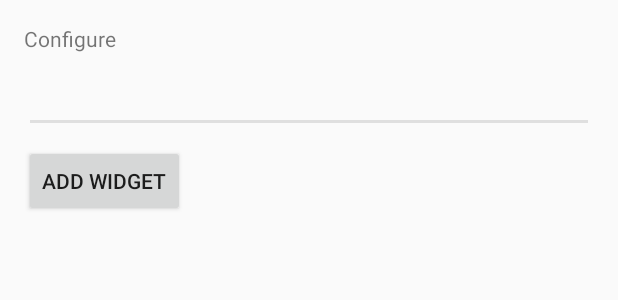
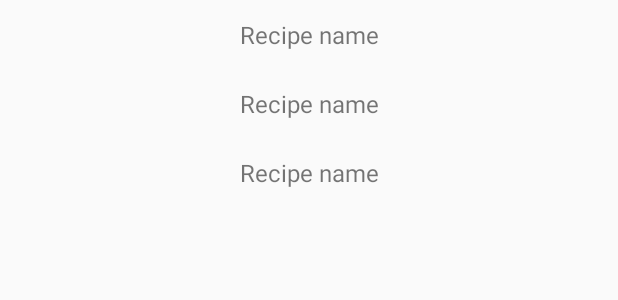
Before and after one commit to lukeforit/nano-baking, an Android app: the layout recipe_widget_configure.xml on its own in the app's theme, with its tools: preview values and no code run, on a phone screen of 412 x 824 dp. Shown: the top 300 px of the screen. Run offline under Robolectric (Android 15) with nearby library versions, the phone set to English and light mode, and no system bars.

Commit message:
Widget - configure activity

```diff
--- a/app/src/main/AndroidManifest.xml
+++ b/app/src/main/AndroidManifest.xml
@@ -64,7 +64,7 @@
         <activity
             android:name=".recipes.widget.RecipeWidgetConfigureActivity"
             android:excludeFromRecents="true"
-            android:theme="@android:style/Theme.Dialog">
+            android:theme="@style/Theme.AppCompat.Dialog">
             <intent-filter>
                 <action android:name="android.appwidget.action.APPWIDGET_CONFIGURE" />
             </intent-filter>
--- a/app/src/main/java/com/rabbit/green/baking/app/di/ActivityContributorModule.java
+++ b/app/src/main/java/com/rabbit/green/baking/app/di/ActivityContributorModule.java
@@ -3,6 +3,7 @@ package com.rabbit.green.baking.app.di;
 import com.rabbit.green.baking.app.recipes.selection.SelectRecipeActivity;
 import com.rabbit.green.baking.app.recipes.steps.StepsActivity;
 import com.rabbit.green.baking.app.recipes.steps.single.SingleStepActivity;
+import com.rabbit.green.baking.app.recipes.widget.RecipeWidgetConfigureActivity;
 
 import dagger.Module;
 import dagger.android.ContributesAndroidInjector;
@@ -18,4 +19,7 @@ public abstract class ActivityContributorModule {
 
     @ContributesAndroidInjector
     abstract SingleStepActivity contributeSingleStepActivity();
+
+    @ContributesAndroidInjector
+    abstract RecipeWidgetConfigureActivity contributeRecipeWidgetConfigureActivity();
 }
--- a/app/src/main/java/com/rabbit/green/baking/app/recipes/widget/RecipeWidget.java
+++ b/app/src/main/java/com/rabbit/green/baking/app/recipes/widget/RecipeWidget.java
@@ -15,11 +15,14 @@ public class RecipeWidget extends AppWidgetProvider {
     static void updateAppWidget(Context context, AppWidgetManager appWidgetManager,
                                 int appWidgetId) {
 
+//        RecipeIngredientsIntentService.startActionFetchIngredients(context,
+//                RecipeWidgetConfigureActivity.loadRecipeIdPref(context, appWidgetId));
+
         CharSequence widgetText = context.getString(R.string.appwidget_text);
         // Construct the RemoteViews object
         RemoteViews views = new RemoteViews(context.getPackageName(), R.layout.recipe_widget);
         views.setTextViewText(R.id.appwidget_text, widgetText);
-//        views.setOnClickPendingIntent();
+
 
         // Instruct the widget manager to update the widget
         appWidgetManager.updateAppWidget(appWidgetId, views);
--- /dev/null
+++ b/app/src/main/res/layout/item_recipe_configure.xml
@@ -0,0 +1,29 @@
+<?xml version="1.0" encoding="utf-8"?>
+<layout xmlns:android="http://schemas.android.com/apk/res/android"
+    xmlns:app="http://schemas.android.com/apk/res-auto"
+    xmlns:tools="http://schemas.android.com/tools">
+
+    <data>
+
+        <variable
+            name="item"
+            type="com.rabbit.green.baking.app.data.model.Recipe" />
+    </data>
+
+    <android.support.constraint.ConstraintLayout
+        android:layout_width="match_parent"
+        android:layout_height="wrap_content"
+        android:padding="@dimen/size_small">
+
+        <TextView
+            android:id="@+id/step_desc_tv"
+            style="@style/TextView.Common"
+            android:layout_width="wrap_content"
+            android:layout_height="wrap_content"
+            android:text="@{item.name}"
+            app:layout_constraintEnd_toEndOf="parent"
+            app:layout_constraintStart_toStartOf="parent"
+            app:layout_constraintTop_toTopOf="parent"
+            tools:text="Recipe name" />
+    </android.support.constraint.ConstraintLayout>
+</layout>
--- a/app/src/main/res/layout/recipe_widget_configure.xml
+++ b/app/src/main/res/layout/recipe_widget_configure.xml
@@ -1,27 +1,25 @@
 <?xml version="1.0" encoding="utf-8"?>
-<LinearLayout xmlns:android="http://schemas.android.com/apk/res/android"
-    android:layout_width="match_parent"
-    android:layout_height="wrap_content"
-    android:orientation="vertical"
-    android:padding="16dp">
+<layout xmlns:app="http://schemas.android.com/apk/res-auto">
 
-    <TextView
+    <data>
+
+        <variable
+            name="vm"
+            type="com.rabbit.green.baking.app.recipes.widget.RecipeConfigureViewModel" />
+    </data>
+
+    <FrameLayout xmlns:android="http://schemas.android.com/apk/res/android"
+        xmlns:tools="http://schemas.android.com/tools"
         android:layout_width="match_parent"
-        android:layout_height="wrap_content"
-        android:layout_marginBottom="8dp"
-        android:text="@string/configure" />
+        android:layout_height="match_parent"
+        tools:context=".recipes.widget.RecipeWidgetConfigureActivity">
 
-    <EditText
-        android:id="@+id/appwidget_text"
-        android:layout_width="match_parent"
-        android:layout_height="wrap_content"
-        android:inputType="text" />
-
-    <Button
-        android:id="@+id/add_button"
-        android:layout_width="wrap_content"
-        android:layout_height="wrap_content"
-        android:layout_marginTop="8dp"
-        android:text="@string/add_widget" />
-
-</LinearLayout>
+        <android.support.v7.widget.RecyclerView
+            android:id="@+id/recipes_rv"
+            android:layout_width="match_parent"
+            android:layout_height="match_parent"
+            app:adapter="@{vm.adapter}"
+            app:layoutManager="@{vm.layoutManager}"
+            tools:listitem="@layout/item_recipe_configure" />
+    </FrameLayout>
+</layout>
--- a/app/src/main/res/xml/recipe_widget_info.xml
+++ b/app/src/main/res/xml/recipe_widget_info.xml
@@ -1,5 +1,6 @@
 <?xml version="1.0" encoding="utf-8"?>
 <appwidget-provider xmlns:android="http://schemas.android.com/apk/res/android"
+    android:configure="com.rabbit.green.baking.app.recipes.widget.RecipeWidgetConfigureActivity"
     android:initialKeyguardLayout="@layout/recipe_widget"
     android:initialLayout="@layout/recipe_widget"
     android:minHeight="110dp"
```
Also changed, not shown: app/src/main/java/com/rabbit/green/baking/app/recipes/widget/RecipeConfigureAdapter.java (added, +34 -0 lines), app/src/main/java/com/rabbit/green/baking/app/recipes/widget/RecipeConfigureViewModel.java (added, +46 -0 lines), app/src/main/java/com/rabbit/green/baking/app/recipes/widget/RecipeWidgetConfigureActivity.java (+50 -57 lines).
